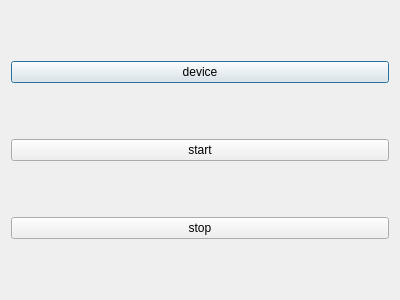
The window that dialog.ui (zCourse/apower) describes before a commit, drawn with Qt 5.
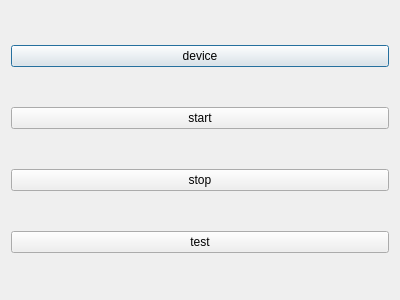
The same window after the commit.

What changed in the file:
```diff
--- a/dialog.ui
+++ b/dialog.ui
@@ -35,6 +35,13 @@
      </property>
     </widget>
    </item>
+   <item>
+    <widget class="QPushButton" name="test">
+     <property name="text">
+      <string>test</string>
+     </property>
+    </widget>
+   </item>
   </layout>
  </widget>
  <layoutdefault spacing="6" margin="11"/>
```
